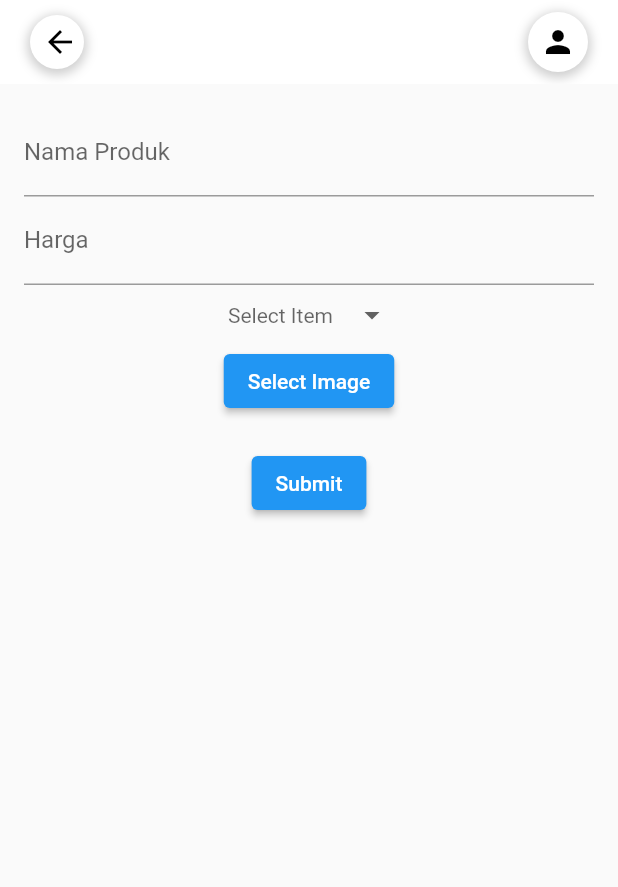
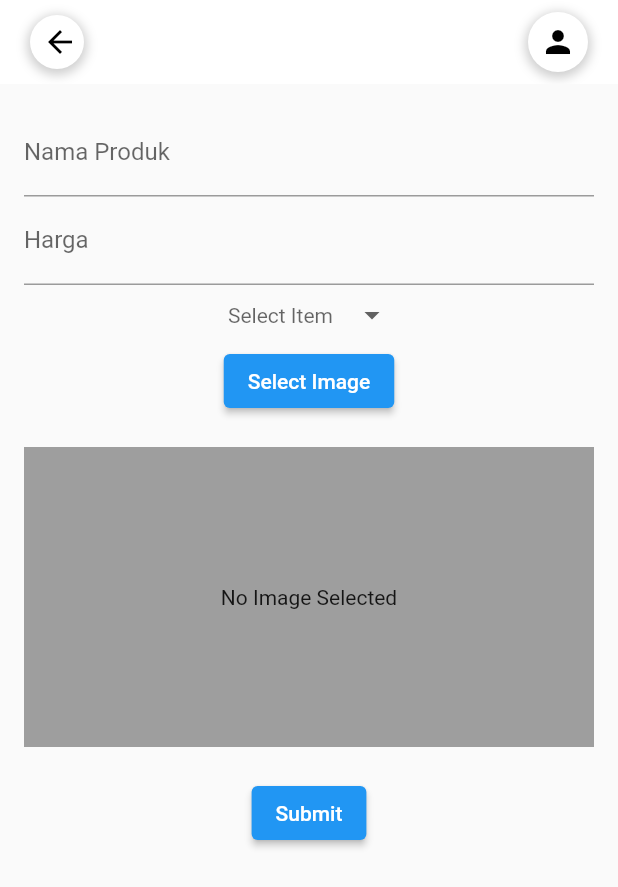
Before and after one commit to M-Haykal/projek_flutter, a Flutter app: the Nambah screen opened directly, on a phone screen of 412 x 824 dp. Shown: the top 887 px of the screen. Run offline on Flutter 3.47's test engine with Material 2 defaults, Android fonts, the phone set to English and light mode, and no system bars; drawn by our look-alikes of dropdown_button2; our stand-ins replace image_picker; network calls fail.

Commit message:
Menampilkan hasil input gambar dengan showdialog

```diff
--- a/lib/adddata.dart
+++ b/lib/adddata.dart
@@ -1,3 +1,4 @@
+import 'dart:io';
 import 'package:flutter/material.dart';
 import 'package:project_pm/cart_screen.dart';
 import 'package:image_picker/image_picker.dart';
@@ -161,10 +162,13 @@ class Input extends State<Nambah> {
                 ),
               ),
             ),
+            Column(
+              mainAxisAlignment: MainAxisAlignment.center,
+              children: <Widget>[
                 ElevatedButton(
                   onPressed: () async {
-                final pickedFile =
-                    await _imagePicker.getImage(source: ImageSource.gallery);
+                    final pickedFile = await _imagePicker.getImage(
+                        source: ImageSource.gallery);
 
                     if (pickedFile != null) {
                       setState(() {
@@ -173,6 +177,21 @@ class Input extends State<Nambah> {
                     }
                   },
                   child: Text('Select Image'),
+                ),
+                SizedBox(height: 20),
+                _image.isNotEmpty
+                    ? Image.file(
+                        File(_image),
+                        height: 150,
+                      )
+                    : Container(
+                        height: 200,
+                        color: Colors.grey,
+                        child: Center(
+                          child: Text('No Image Selected'),
+                        ),
+                      ),
+              ],
             ),
             const SizedBox(height: 20),
             ElevatedButton(
@@ -189,7 +208,10 @@ class Input extends State<Nambah> {
                           Text('Nama Produk: $_nama'),
                           Text('Harga Barang: $_harga'),
                           Text('Kategori Barang: $_kategori'),
-                          Text('Image Path: $_image')
+                          Image.file(
+                            File(_image),
+                            height: 200,
+                          ),
                         ],
                       ),
                     );
--- a/lib/home_screen.dart
+++ b/lib/home_screen.dart
@@ -1,5 +1,5 @@
 import 'package:flutter/material.dart';
-import 'package:project_pm/home_screen.dart';
+// import 'package:project_pm/home_screen.dart';
 import 'package:project_pm/cart_screen.dart';
 
 class Home extends StatelessWidget {
```
Lines whose indentation alone changed are shown as unchanged.
